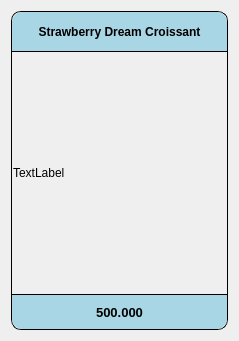
Qt form UI/forms/employee/product_card.ui (yuukun123/bakery-management-system) before a commit.
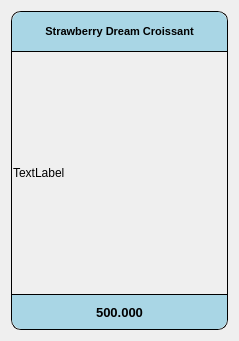
The same form after that commit.

Diff of the .ui file:
```diff
--- a/UI/forms/employee/product_card.ui
+++ b/UI/forms/employee/product_card.ui
@@ -62,7 +62,7 @@
         </property>
         <property name="font">
          <font>
-          <pointsize>9</pointsize>
+          <pointsize>8</pointsize>
           <weight>75</weight>
           <bold>true</bold>
          </font>
```
